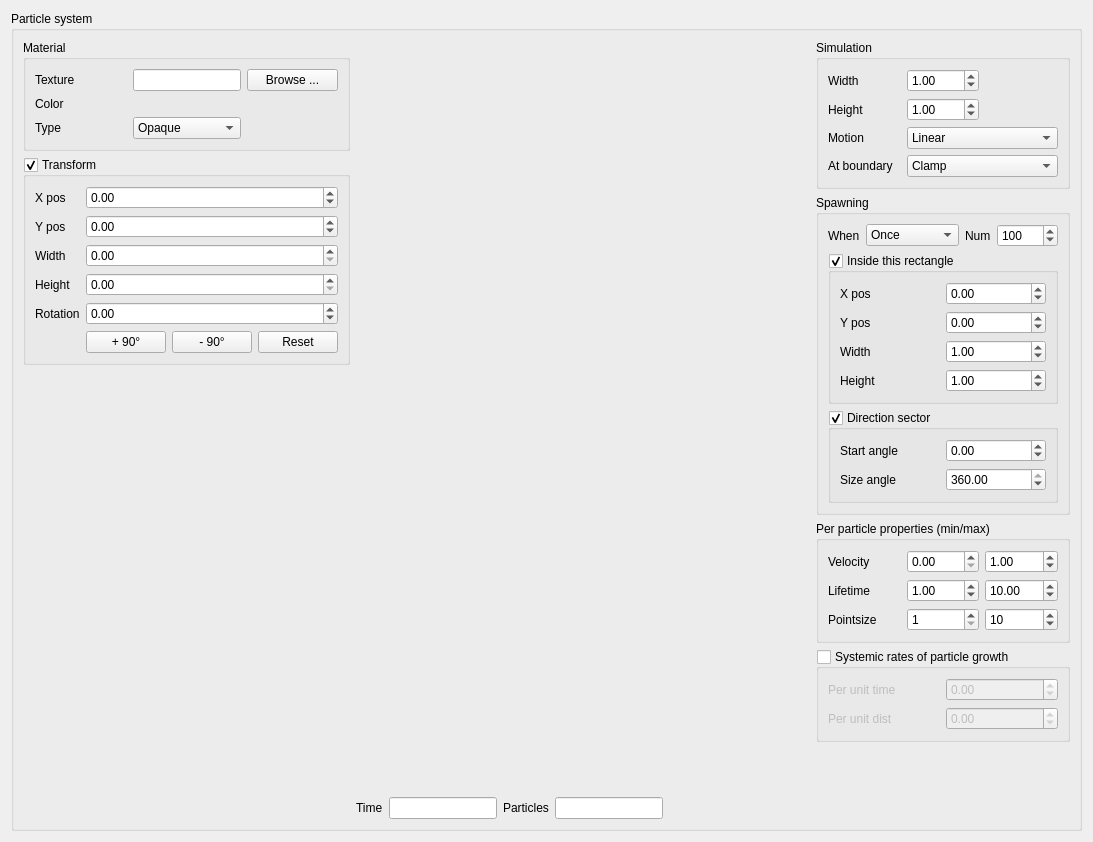
Before: the Qt Designer form editor/gui/particlewidget.ui in ensisoft/detonator, drawn with Qt 5.
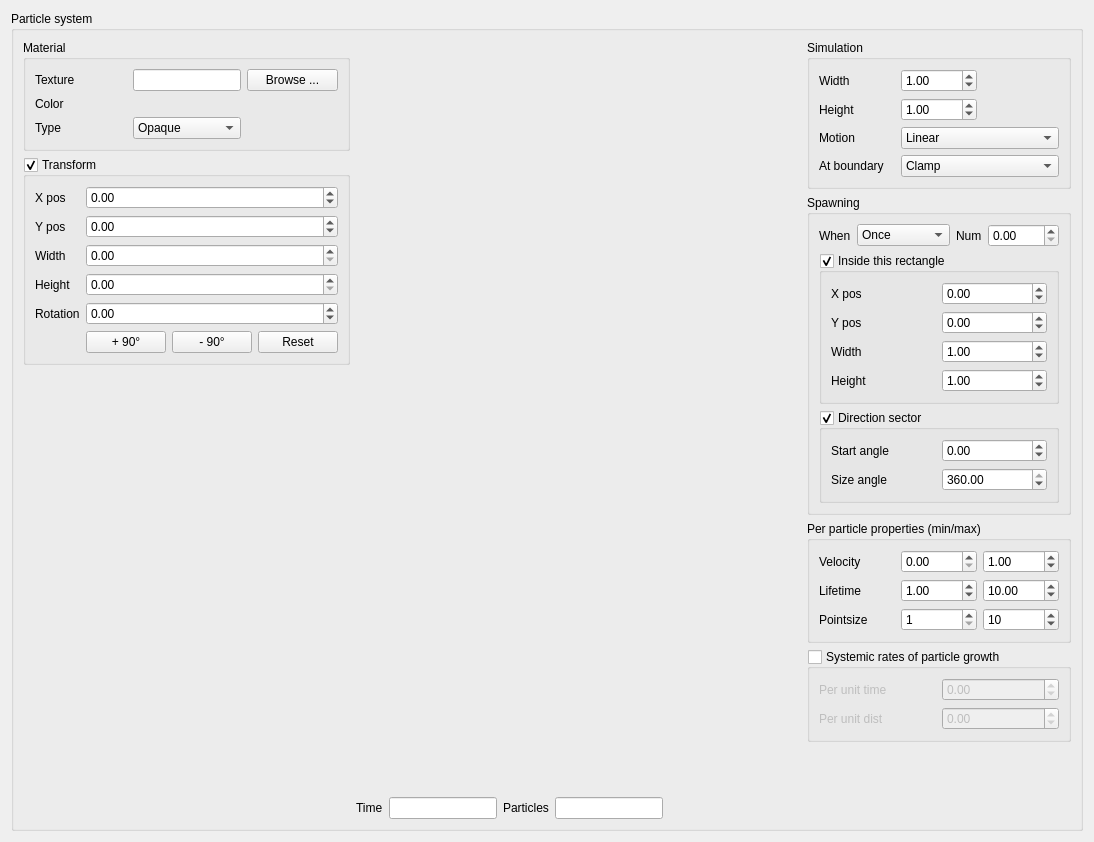
After: the same form once the commit is applied. Icons and pictures are not drawn. Custom widgets are drawn as their Qt base class.

Commit message:
Change the number of particles to create to use fractional units
Change the number of particles to create to use fractional units so
that when the SpawnPolicy is set to continuous we can use the same
parameter to express the a rate for creating particles (per second)
per second instead of just a fixed whole number of particles.

Patch:
```diff
--- a/editor/gui/particlewidget.ui
+++ b/editor/gui/particlewidget.ui
@@ -6,7 +6,7 @@
    <rect>
     <x>0</x>
     <y>0</y>
-    <width>1093</width>
+    <width>1094</width>
     <height>842</height>
    </rect>
   </property>
@@ -453,12 +453,12 @@
               </widget>
              </item>
              <item>
-              <widget class="QSpinBox" name="numParticles">
+              <widget class="QDoubleSpinBox" name="numParticles">
                <property name="maximum">
-                <number>16000</number>
+                <double>1000.000000000000000</double>
                </property>
-               <property name="value">
-                <number>100</number>
+               <property name="stepType">
+                <enum>QAbstractSpinBox::AdaptiveDecimalStepType</enum>
                </property>
               </widget>
              </item>
@@ -619,7 +619,7 @@
                 <number>1</number>
                </property>
                <property name="maximum">
-                <number>100</number>
+                <number>2047</number>
                </property>
                <property name="value">
                 <number>10</number>
```
The commit also changes 1 other file.
